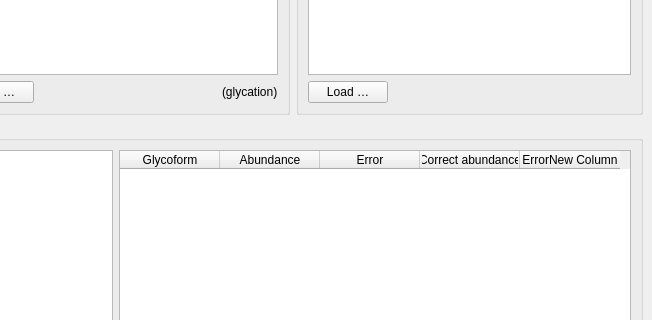
Before: the Qt Designer form main_window.ui in cdl-biosimilars/cafog, drawn with Qt 5; both pictures show x 420 to 1072 and y 193 to 513 of the 1072 by 776 pixel window.
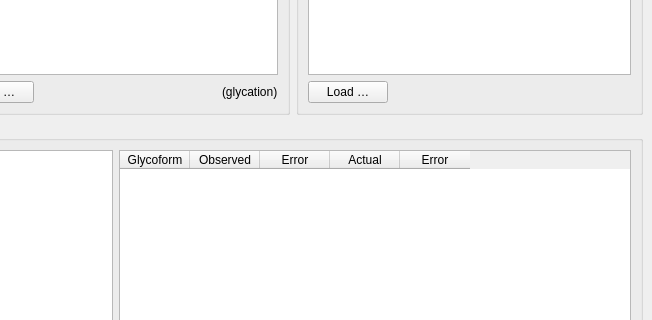
After: the same form once the commit is applied. Custom widgets are drawn as their Qt base class.

Commit message: fill the results table

What changed in the file:
```diff
--- a/main_window.ui
+++ b/main_window.ui
@@ -243,6 +243,9 @@
        </item>
        <item>
         <widget class="QTableWidget" name="twResults">
+         <attribute name="horizontalHeaderDefaultSectionSize">
+          <number>70</number>
+         </attribute>
          <column>
           <property name="text">
            <string>Glycoform</string>
@@ -250,7 +253,7 @@
          </column>
          <column>
           <property name="text">
-           <string>Abundance</string>
+           <string>Observed</string>
           </property>
          </column>
          <column>
@@ -260,12 +263,12 @@
          </column>
          <column>
           <property name="text">
-           <string>Correct abundance</string>
+           <string>Actual</string>
           </property>
          </column>
          <column>
           <property name="text">
-           <string>ErrorNew Column</string>
+           <string>Error</string>
           </property>
          </column>
         </widget>
```
The commit also changes 2 other files.
